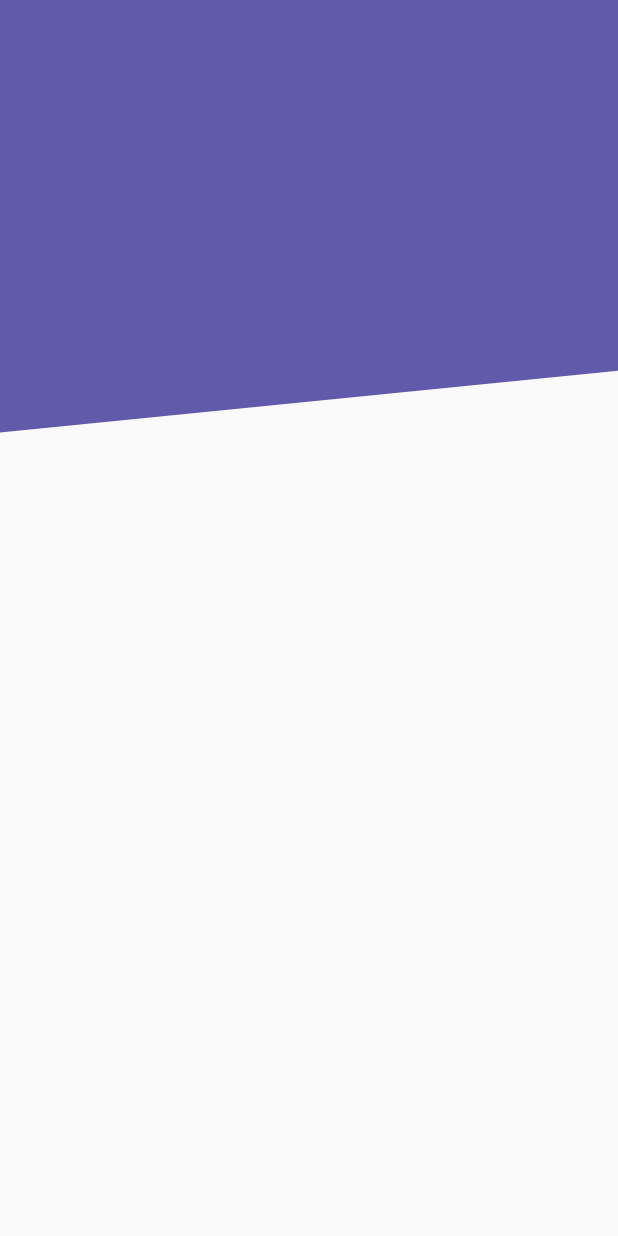
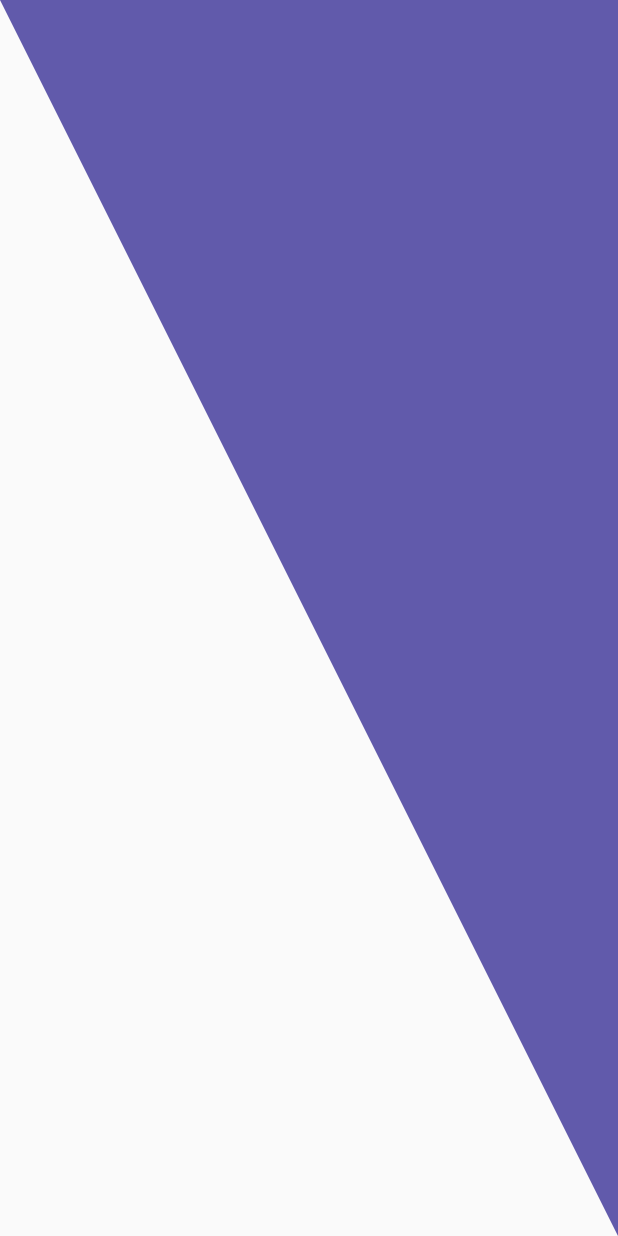
Before and after one commit to JeancarlosCarvajal/Disenos-personalizados-FLutter-Custom-Painters, a Flutter app: the screen it shows after launch, on a phone screen of 412 x 824 dp. Run offline on Flutter 3.47's test engine with Material 2 defaults, Android fonts, the phone set to English and light mode, and no system bars.

Commit message:
Header triangular toda la pantalla

```diff
--- a/lib/src/pages/headers_page.dart
+++ b/lib/src/pages/headers_page.dart
@@ -12,7 +12,8 @@ class HeadersPage extends StatelessWidget {
     return const Scaffold(
       // body: HeaderCuadrado(),
       // body: HeaderCircularBorder(),
-      body: HeaderDiagonal(),
+      // body: HeaderDiagonal(),
+      body: HeaderTriangle(),
     );
   }
 }
--- a/lib/src/widgets/headers.dart
+++ b/lib/src/widgets/headers.dart
@@ -57,7 +57,7 @@ class _HeaderDiagonalPainter extends CustomPainter {
     final path = Path();
 
     // dibujar con el path y el lapiz
-    path.moveTo(0, size.height * 0.35);
+    path.moveTo(0, size.height * 0.35); // inicia a dibujar
     path.lineTo(size.width, size.height * 0.30);
     path.lineTo(size.width, 0);
     path.lineTo(0, 0);
@@ -65,8 +65,6 @@ class _HeaderDiagonalPainter extends CustomPainter {
 
     // dibuja canvas
     canvas.drawPath(path, paint);
-
-
   }
 
   @override
@@ -76,3 +74,50 @@ class _HeaderDiagonalPainter extends CustomPainter {
   }
 
 }
+
+
+class HeaderTriangle extends StatelessWidget {
+  const HeaderTriangle ({Key? key}) : super(key: key);
+
+  @override
+  Widget build(BuildContext context) {
+    return Container(
+      height: double.infinity,
+      width: double.infinity,
+      // color: Color(0xff615aab),
+      child: CustomPaint(
+        painter: _HeaderTrianglePainter(),
+      ),
+    );
+  }
+}
+
+
+class _HeaderTrianglePainter extends CustomPainter {
+  @override
+  void paint(Canvas canvas, Size size) {
+    final paint = Paint(); // es el lapiz
+    //propiedades del lapiz
+    paint.color = Color(0xff615aab);
+    paint.style = PaintingStyle.fill; // son los border y el fiil es para rellenar. strock para lineas
+    paint.strokeWidth = 10.0; // espesor de la linea
+
+    final path = Path();
+
+    // dibujar con el path y el lapiz
+    path.moveTo(0, 0); // inicia a dibujar en ese punto. delimita todo el dibujo
+    path.lineTo(size.width, 0); // dibuja linea horizontal ocura todo el ancho arriba
+    path.lineTo(size.width, size.height); // linea vertica que baja desde la derecha hasta abajo al final
+    path.lineTo(0, 0); // vuelve al punto inicial
+
+    // dibuja canvas
+    canvas.drawPath(path, paint);
+  }
+
+  @override
+  bool shouldRepaint(covariant CustomPainter oldDelegate) {
+    // siempre en true
+    return true;
+  }
+
+}
```
Also changed, not shown: appearance/4.png (added), 1 other file.
